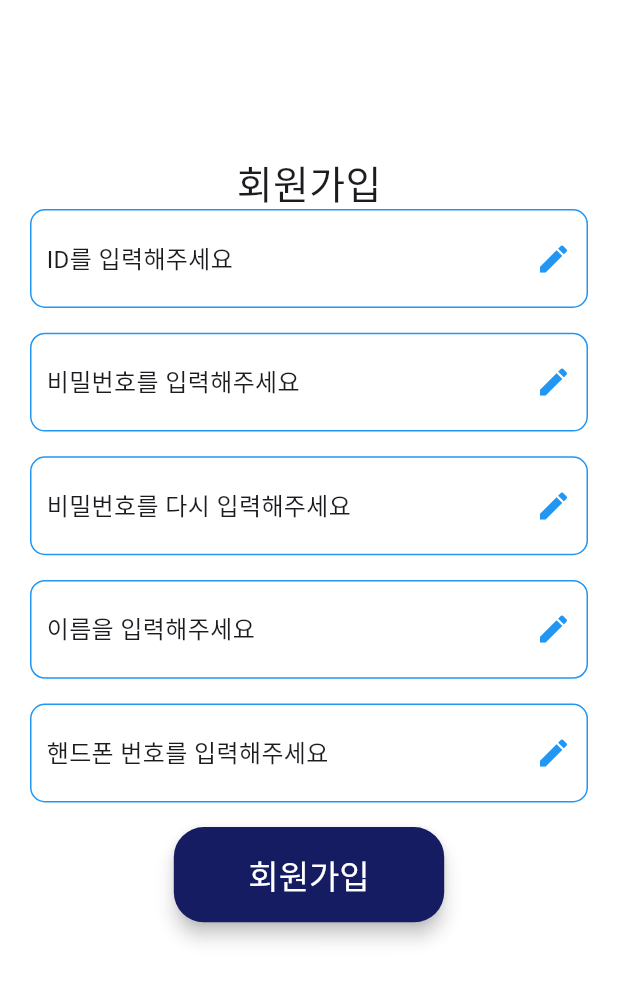
After one commit to 22-bottle/ssafy_autonomous_pjt, a Flutter app: the screen it shows after launch, after a tap on "회원가입", on a phone screen of 412 x 824 dp. The commit adds this screen. Shown: the top 981 px of the screen. Run offline on Flutter 3.47's test engine with Material 3 defaults, Android fonts, the light colour scheme and no system bars; our stand-ins replace camera, carousel_slider, flutter_secure_storage, geolocator, image_picker, lottie and 1 more; missing offline and left inert: amplify_auth_cognito, amplify_flutter, amplify_storage_s3, exif, kakao_flutter_sdk_common, kakao_map_plugin and 1 more; network calls fail; Roboto replaces fonts that are missing (Hanbit); project files that could hold a hidden picture were left out.

```diff
--- a/potless/lib/main.dart
+++ b/potless/lib/main.dart
@@ -1,3 +1,5 @@
+import 'dart:ui';
+
 import 'package:flutter/material.dart';
 import 'package:camera/camera.dart';
 import 'package:kakao_map_plugin/kakao_map_plugin.dart';
@@ -10,7 +12,7 @@ Future<void> main() async {
   AuthRepository.initialize(appKey: '97b4e3e8c18f71505423fdd035c848ab');
 
   WidgetsFlutterBinding.ensureInitialized();
-
+  DartPluginRegistrant.ensureInitialized();
   cameras = await availableCameras();
   await requestPermissions();
 
--- a/potless/lib/screens/Login/Login.dart
+++ b/potless/lib/screens/Login/Login.dart
@@ -2,6 +2,7 @@ import 'package:flutter/material.dart';
 import 'package:lottie/lottie.dart';
 import 'package:potless/API/api_request.dart';
 import 'package:potless/screens/Home/HomeScreen.dart';
+import 'package:potless/screens/Login/SignUp.dart';
 import 'package:potless/widgets/UI/ScreenSize.dart';
 import 'package:potless/widgets/buttons/714_150button.dart';
 
@@ -64,7 +65,9 @@ class _LoginScreenState extends State<LoginScreen>
   @override
   Widget build(BuildContext context) {
     return Scaffold(
-      body: Container(
+      body: Stack(
+        children: [
+          Container(
             color: Colors.white,
             padding: const EdgeInsets.all(20),
             child: Center(
@@ -147,6 +150,32 @@ class _LoginScreenState extends State<LoginScreen>
               ),
             ),
           ),
+          Positioned(
+            right: 10,
+            top: 40,
+            child: GestureDetector(
+              onTap: () {
+                Navigator.push(
+                  context,
+                  MaterialPageRoute(
+                    builder: (context) => const SignUpScreen(),
+                  ),
+                );
+              },
+              child: const Row(
+                children: [
+                  Icon(
+                    Icons.logout,
+                    color: Color(0xff151c62),
+                    size: 30,
+                  ),
+                  Text('회원가입')
+                ],
+              ),
+            ),
+          )
+        ],
+      ),
     );
   }
 
--- /dev/null
+++ b/potless/lib/screens/Login/SignUp.dart
@@ -0,0 +1,265 @@
+import 'package:flutter/foundation.dart';
+import 'package:flutter/material.dart';
+import 'package:flutter/widgets.dart';
+import 'package:lottie/lottie.dart';
+import 'package:potless/API/api_request.dart';
+import 'package:potless/screens/Home/HomeScreen.dart';
+import 'package:potless/widgets/UI/ScreenSize.dart';
+import 'package:potless/widgets/buttons/714_150button.dart';
+
+class SignUpScreen extends StatefulWidget {
+  const SignUpScreen({super.key});
+
+  @override
+  State<SignUpScreen> createState() => _SignUpScreenState();
+}
+
+class _SignUpScreenState extends State<SignUpScreen> {
+  final ApiService _apiService = ApiService();
+
+  final TextEditingController _idController = TextEditingController();
+  final TextEditingController _pwController = TextEditingController();
+  final TextEditingController _confirmController = TextEditingController();
+  final TextEditingController _nameController = TextEditingController();
+  final TextEditingController _phoneController = TextEditingController();
+
+  @override
+  Widget build(BuildContext context) {
+    return Scaffold(
+      body: Container(
+        color: Colors.white,
+        padding: const EdgeInsets.all(20),
+        child: Center(
+          child: Column(
+            children: [
+              SizedBox(height: UIhelper.deviceHeight(context) * 0.1),
+              const Text('회원가입', style: TextStyle(fontSize: 26)),
+              InkWell(
+                onTap: () {
+                  _openInputModal(context, _idController, 'ID를 입력해주세요');
+                },
+                child: Container(
+                  height: UIhelper.deviceHeight(context) * 0.08,
+                  padding: const EdgeInsets.all(10),
+                  decoration: BoxDecoration(
+                    border: Border.all(color: Colors.blue),
+                    borderRadius: BorderRadius.circular(10),
+                  ),
+                  child: Row(
+                    mainAxisAlignment: MainAxisAlignment.spaceBetween,
+                    children: [
+                      Expanded(
+                        child: Text(
+                          _idController.text.isEmpty
+                              ? 'ID를 입력해주세요'
+                              : _idController.text,
+                          style: const TextStyle(fontSize: 16),
+                        ),
+                      ),
+                      const Icon(Icons.edit, color: Colors.blue),
+                    ],
+                  ),
+                ),
+              ),
+              SizedBox(height: UIhelper.deviceHeight(context) * 0.02),
+              InkWell(
+                onTap: () {
+                  _openInputModal(context, _pwController, '비밀번호를 입력해주세요');
+                },
+                child: Material(
+                  type: MaterialType.transparency,
+                  child: Container(
+                    height: UIhelper.deviceHeight(context) * 0.08,
+                    padding: const EdgeInsets.all(10),
+                    decoration: BoxDecoration(
+                      border: Border.all(color: Colors.blue),
+                      borderRadius: BorderRadius.circular(10),
+                    ),
+                    child: Row(
+                      mainAxisAlignment: MainAxisAlignment.spaceBetween,
+                      children: [
+                        Expanded(
+                          child: Text(
+                            _pwController.text.isEmpty
+                                ? '비밀번호를 입력해주세요'
+                                : '•' * _pwController.text.length,
+                            style: const TextStyle(fontSize: 16),
+                          ),
+                        ),
+                        const Icon(Icons.edit, color: Colors.blue),
+                      ],
+                    ),
+                  ),
+                ),
+              ),
+              SizedBox(height: UIhelper.deviceHeight(context) * 0.02),
+              InkWell(
+                onTap: () {
+                  _openInputModal(
+                      context, _confirmController, '비밀번호를 다시 입력해주세요');
+                },
+                child: Material(
+                  type: MaterialType.transparency,
+                  child: Container(
+                    height: UIhelper.deviceHeight(context) * 0.08,
+                    padding: const EdgeInsets.all(10),
+                    decoration: BoxDecoration(
+                      border: Border.all(color: Colors.blue),
+                      borderRadius: BorderRadius.circular(10),
+                    ),
+                    child: Row(
+                      mainAxisAlignment: MainAxisAlignment.spaceBetween,
+                      children: [
+                        Expanded(
+                          child: Text(
+                            _confirmController.text.isEmpty
+                                ? '비밀번호를 다시 입력해주세요'
+                                : '•' * _confirmController.text.length,
+                            style: const TextStyle(fontSize: 16),
+                          ),
+                        ),
+                        const Icon(Icons.edit, color: Colors.blue),
+                      ],
+                    ),
+                  ),
+                ),
+              ),
+              SizedBox(height: UIhelper.deviceHeight(context) * 0.02),
+              InkWell(
+                onTap: () {
+                  _openInputModal(context, _nameController, '이름을 입력해주세요');
+                },
+                child: Material(
+                  type: MaterialType.transparency,
+                  child: Container(
+                    height: UIhelper.deviceHeight(context) * 0.08,
+                    padding: const EdgeInsets.all(10),
+                    decoration: BoxDecoration(
+                      border: Border.all(color: Colors.blue),
+                      borderRadius: BorderRadius.circular(10),
+                    ),
+                    child: Row(
+                      mainAxisAlignment: MainAxisAlignment.spaceBetween,
+                      children: [
+                        Expanded(
+                          child: Text(
+                            _nameController.text.isEmpty
+                                ? '이름을 입력해주세요'
+                                : _nameController.text,
+                            style: const TextStyle(fontSize: 16),
+                          ),
+                        ),
+                        const Icon(Icons.edit, color: Colors.blue),
+                      ],
+                    ),
+                  ),
+                ),
+              ),
+              SizedBox(height: UIhelper.deviceHeight(context) * 0.02),
+              InkWell(
+                onTap: () {
+                  _openInputModal(context, _phoneController, '핸드폰 번호를 입력해주세요');
+                },
+                child: Material(
+                  type: MaterialType.transparency,
+                  child: Container(
+                    height: UIhelper.deviceHeight(context) * 0.08,
+                    padding: const EdgeInsets.all(10),
+                    decoration: BoxDecoration(
+                      border: Border.all(color: Colors.blue),
+                      borderRadius: BorderRadius.circular(10),
+                    ),
+                    child: Row(
+                      mainAxisAlignment: MainAxisAlignment.spaceBetween,
+                      children: [
+                        Expanded(
+                          child: Text(
+                            _phoneController.text.isEmpty
+                                ? '핸드폰 번호를 입력해주세요'
+                                : _phoneController.text,
+                            style: const TextStyle(fontSize: 16),
+                          ),
+                        ),
+                        const Icon(Icons.edit, color: Colors.blue),
+                      ],
+                    ),
+                  ),
+                ),
+              ),
+              SizedBox(height: UIhelper.deviceHeight(context) * 0.02),
+              button714_150(
+                lable: '회원가입',
+                onPressed: _handleSignUp,
+              ),
+            ],
+          ),
+        ),
+      ),
+    );
+  }
+
+  void _handleSignUp() async {
+    bool success = await _apiService.signUp(
+      _idController.text,
+      _pwController.text,
+      _confirmController.text,
+      _nameController.text,
+      _phoneController.text,
+    );
+
+    if (success) {
+      Navigator.pushReplacement(
+        context,
+        MaterialPageRoute(
+          builder: (context) => const HomeScreen(),
+        ),
+      );
+    }
+  }
+
+  void _openInputModal(
+      BuildContext context, TextEditingController controller, String hintText) {
+    showDialog(
+      context: context,
+      builder: (BuildContext context) {
+        return Dialog(
+          backgroundColor: Colors.transparent,
+          insetPadding: const EdgeInsets.all(10),
+          child: Center(
+            child: Material(
+              type: MaterialType.transparency,
+              child: Column(
+                mainAxisSize: MainAxisSize.min,
+                children: [
+                  Container(
+                    padding: const EdgeInsets.symmetric(
+                        vertical: 20, horizontal: 30),
+                    decoration: BoxDecoration(
+                      color: Colors.white,
+                      borderRadius: BorderRadius.circular(15),
+                    ),
+                    child: TextField(
+                      autofocus: true,
+                      controller: controller,
+                      decoration: InputDecoration(
+                        hintText: hintText,
+                        border: OutlineInputBorder(
+                          borderRadius: BorderRadius.circular(10),
+                        ),
+                      ),
+                    ),
+                  ),
+                  const SizedBox(height: 20),
+                  ElevatedButton(
+                    onPressed: () => Navigator.of(context).pop(),
+                    child: const Text('입력'),
+                  )
+                ],
+              ),
+            ),
+          ),
+        );
+      },
+    );
+  }
+}
```
Also changed, not shown: potless/lib/API/api_request.dart (+68 -2 lines), potless/lib/API/login.dart (+7 -3 lines), potless/lib/screens/Home/HomeScreen.dart (+48 -15 lines), potless/lib/screens/Record/PotLess.dart (+2 -7 lines), potless/lib/screens/Works/ProjectList.dart (+8 -25 lines), potless/lib/widgets/blocks/project_block.dart (added, +134 -0 lines), potless/lib/widgets/tflite/detector.dart (+4 -3 lines), 2 other files. Lines whose indentation alone changed are shown as unchanged.
